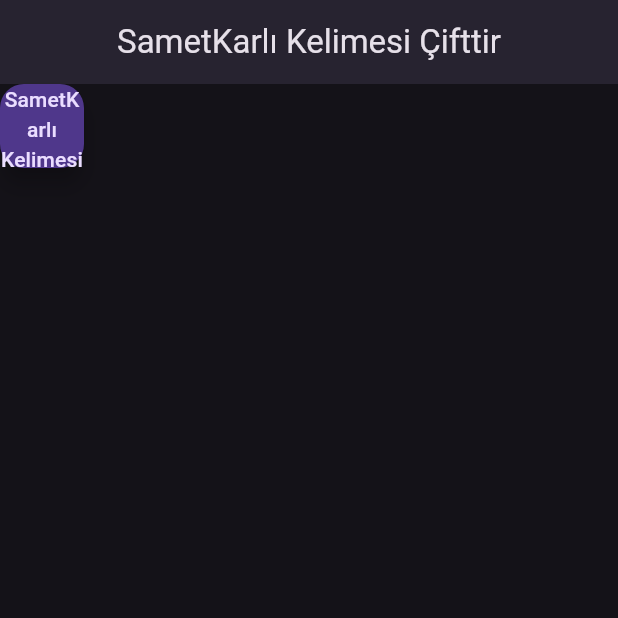
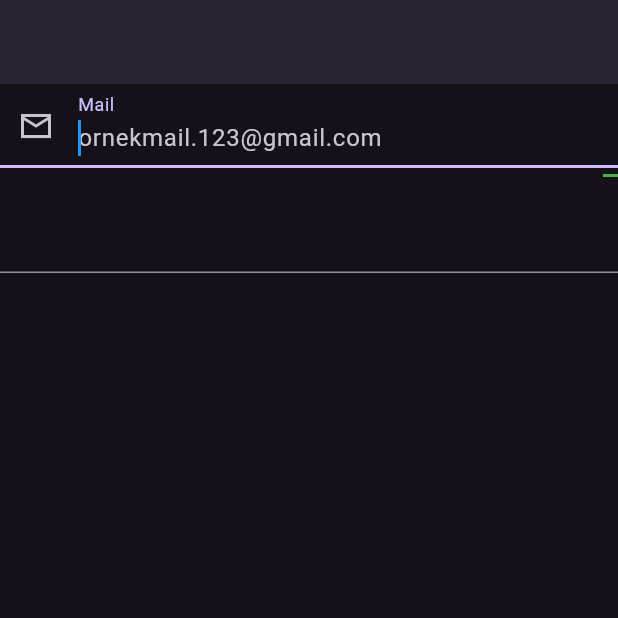
Before and after one commit to Sametkrlii/Flutter-Dart-Learning-Journey, a Flutter app: the screen it shows after launch, on a phone screen of 412 x 824 dp, the top half of it. Run offline on Flutter 3.47's test engine with Material 3 defaults, Android fonts, the phone set to English and light mode, and no system bars.

Commit message:
text field ve life cyclelar çalışıldı.

```diff
--- /dev/null
+++ b/lib/101/text_field_learn.dart
@@ -0,0 +1,84 @@
+import 'package:flutter/material.dart';
+import 'package:flutter/services.dart';
+import 'package:flutter_learning_journey/product/languages/language_items.dart';
+
+class TextFieldLearn extends StatefulWidget {
+  const TextFieldLearn({super.key});
+
+  @override
+  State<TextFieldLearn> createState() => _TextFieldLearnState();
+}
+
+class _TextFieldLearnState extends State<TextFieldLearn> {
+
+FocusNode focusNodeTextFieldOne =FocusNode();
+FocusNode focusNodeTextFieldTwo =FocusNode();
+
+  @override
+  Widget build(BuildContext context) {
+    return Scaffold(
+      appBar: AppBar(),
+      body: Column(
+        children: [
+          TextField(
+            // style: TextStyle(color: Colors.red), //bodyLarge temasından alıyor rengini main.darttan da subtitle1 color olarak verilebilir.
+            autocorrect: false,
+            maxLength: 25,
+            keyboardType: TextInputType.emailAddress,
+            autofillHints: const [AutofillHints.email],
+            inputFormatters: [TextProjectInputFormatter()._formatter],
+            textInputAction: TextInputAction.next,
+            focusNode: focusNodeTextFieldOne,
+            autofocus: true,
+            buildCounter: (context, {int? currentLength, bool? isFocused, int? maxLength}) {
+              return _animatedContainer(currentLength);
+            },
+
+            //TEXTFIELDIN ALTINDA BULUNAN BÖLÜME CUSTOM COUNTER OLUŞTURDUK
+            decoration: _InputDecoration().emailInput
+          ),
+          TextFormField(
+            focusNode: focusNodeTextFieldTwo,
+            autocorrect: false,
+            minLines: 2,
+            maxLines: 4,
+
+          )
+        ],
+      ),
+    );
+  }
+
+  AnimatedContainer _animatedContainer(int? currentLength) {
+    return AnimatedContainer(
+      duration: const Duration(milliseconds: 120),
+      height: 2,
+      width: (10 + ((currentLength ?? 0) * 16)),
+      color: Colors.green,
+    );
+  }
+}
+
+class TextProjectInputFormatter {
+  final _formatter = TextInputFormatter.withFunction((oldValue, newValue) {
+    if (newValue.text.startsWith(" ")) {//basit bir örnek olarak, boşluk ile başlayamaz.
+      return oldValue;
+    }
+    return newValue;
+  });
+}
+
+
+
+class _InputDecoration{
+
+
+final emailInput= InputDecoration(
+              prefixIcon: Icon(Icons.mail_outline_sharp),
+              hintText: "ornekmail.123@gmail.com",
+              labelText: LanguageItems.mailTitle,
+            );
+
+
+
+}
--- a/lib/main.dart
+++ b/lib/main.dart
@@ -1,6 +1,6 @@
 import 'package:flutter/material.dart';
 import 'package:flutter/services.dart';
-import 'package:flutter_learning_journey/101/statefull_life_cycle_learn.dart';
+import 'package:flutter_learning_journey/101/text_field_learn.dart';
 import '101/color_learn.dart';
 
 void main() {
@@ -15,6 +15,7 @@
     return MaterialApp(
       title: 'Flutter Demo',
       debugShowCheckedModeBanner: false,
+
       theme: ThemeData.dark().copyWith(
         progressIndicatorTheme: ProgressIndicatorThemeData(strokeWidth: 2.5,color:Color.fromARGB(255, 17, 247, 255)),
 
@@ -28,7 +29,8 @@
           ),
         ),
 
-
+        textSelectionTheme:TextSelectionThemeData(cursorColor: Colors.blue,selectionColor: Colors.indigo,),
+        textTheme:const TextTheme(bodyLarge: TextStyle(color:Colors.red) ) ,
 
         appBarTheme: const AppBarTheme(
 
@@ -38,7 +40,7 @@
           elevation: 5,
         ),
       ),
-      home:  StatefullLifeCycleLearn(message: "SametKarlı",),
+      home:  TextFieldLearn(),
     );
   }
 }
--- a/lib/product/languages/language_items.dart
+++ b/lib/product/languages/language_items.dart
@@ -3,4 +3,6 @@
 
 class LanguageItems {
   static const String welcomeTitle = "Merhaba";
+    static const String mailTitle = "Mail";
+
 }
```
Also changed, not shown: lib/101/statefull_life_cycle_learn.dart (+33 -25 lines).
